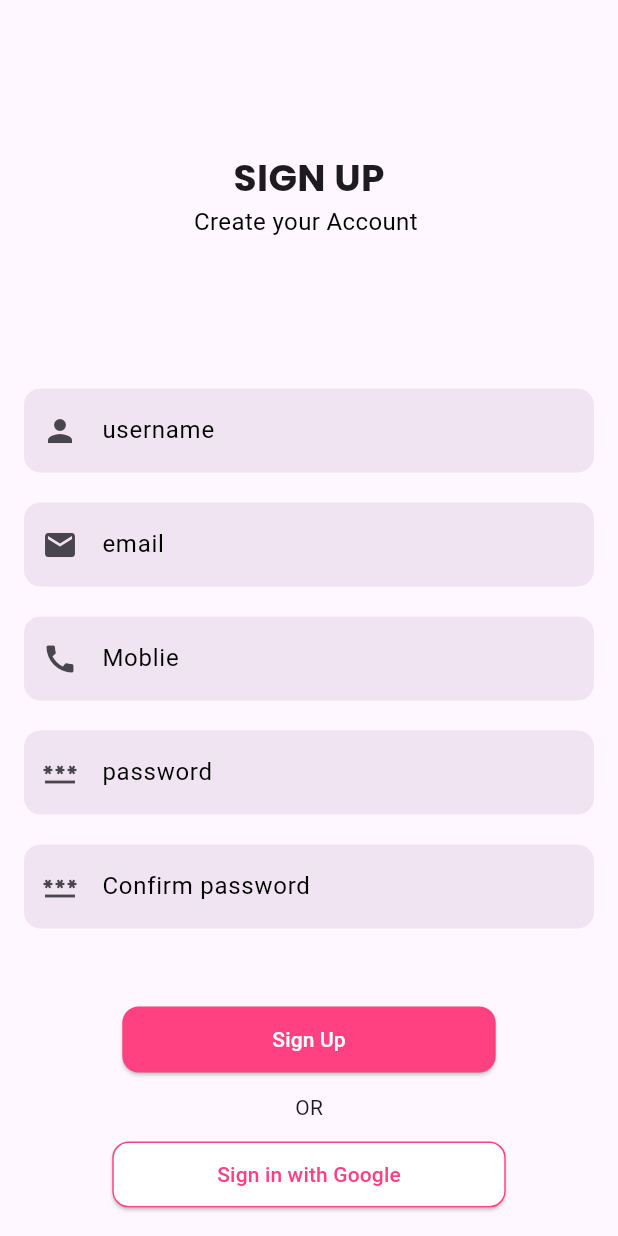
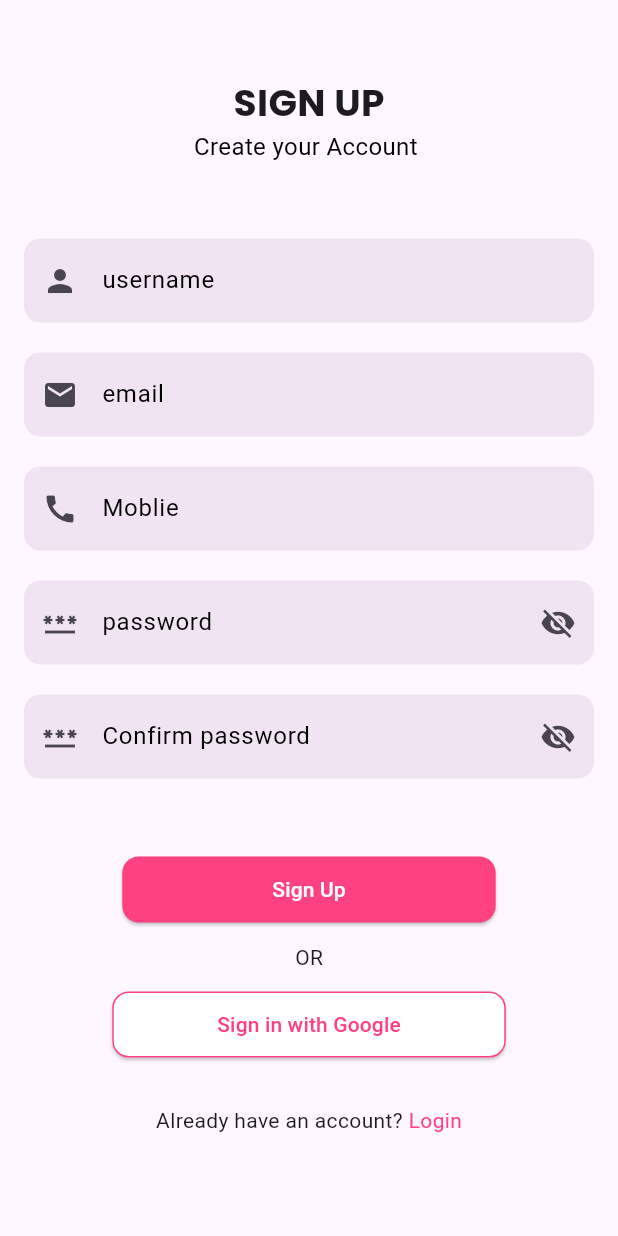
Before and after one commit to aasm0hammad/Expense-Aas-Bloc, a Flutter app: the Signup screen opened by its route, on a phone screen of 412 x 824 dp. Run offline on Flutter 3.47's test engine with Material 3 defaults, Android fonts, the phone set to English and light mode, and no system bars; our stand-ins replace flutter_bloc, font_awesome_flutter, sqflite; accounts and stored records are empty.

Commit message:
User Register error solve

```diff
--- /dev/null
+++ b/devtools_options.yaml
@@ -0,0 +1,3 @@
+description: This file stores settings for Dart & Flutter DevTools.
+documentation: https://docs.flutter.dev/tools/devtools/extensions#configure-extension-enablement-states
+extensions:
--- a/lib/main.dart
+++ b/lib/main.dart
@@ -1,7 +1,7 @@
 import 'package:ass_expense/DataBase/local/DbHelper.dart';
-import 'package:ass_expense/login_signup/register/user_bloc.dart';
 import 'package:ass_expense/routes/app_routes.dart';
 import 'package:ass_expense/ui/home_page.dart';
+import 'package:ass_expense/ui/login_signup/register/user_bloc.dart';
 import 'package:flutter/material.dart';
 import 'package:flutter_bloc/flutter_bloc.dart';
 import 'package:path/path.dart';
--- a/lib/routes/app_routes.dart
+++ b/lib/routes/app_routes.dart
@@ -1,6 +1,7 @@
-import 'package:ass_expense/login_signup/login.dart';
-import 'package:ass_expense/login_signup/singup.dart';
+
 import 'package:ass_expense/ui/home_page.dart';
+import 'package:ass_expense/ui/login_signup/login.dart';
+import 'package:ass_expense/ui/login_signup/singup.dart';
 
 import 'package:ass_expense/ui/splash.dart';
 import 'package:flutter/cupertino.dart';
--- a/lib/ui/home_page.dart
+++ b/lib/ui/home_page.dart
@@ -1,6 +1,6 @@
-import 'package:ass_expense/login_signup/login.dart';
 import 'package:ass_expense/ui/BottomNavigationBar_ui/Nav_Statics.dart';
 import 'package:ass_expense/ui/BottomNavigationBar_ui/nav_home.dart';
+import 'package:ass_expense/ui/login_signup/login.dart';
 
 
 import 'package:flutter/cupertino.dart';
--- a/lib/login_signup/register/user_bloc.dart
+++ b/lib/ui/login_signup/register/user_bloc.dart
@@ -1,8 +1,8 @@
 
 
 import 'package:ass_expense/DataBase/local/DbHelper.dart';
-import 'package:ass_expense/login_signup/register/user_event.dart';
-import 'package:ass_expense/login_signup/register/user_state.dart';
+import 'package:ass_expense/ui/login_signup/register/user_event.dart';
+import 'package:ass_expense/ui/login_signup/register/user_state.dart';
 import 'package:flutter_bloc/flutter_bloc.dart';
 
 class RegisterBloc extends Bloc<RegisterEvent,RegisterState>{
--- a/lib/login_signup/singup.dart
+++ b/lib/ui/login_signup/singup.dart
@@ -1,23 +1,38 @@
 import 'package:ass_expense/DataBase/model/users_model.dart';
-import 'package:ass_expense/login_signup/register/user_bloc.dart';
-import 'package:ass_expense/login_signup/register/user_event.dart';
-import 'package:ass_expense/login_signup/register/user_state.dart';
+
 import 'package:ass_expense/routes/app_routes.dart';
+import 'package:ass_expense/ui/login_signup/register/user_bloc.dart';
+import 'package:ass_expense/ui/login_signup/register/user_event.dart';
+import 'package:ass_expense/ui/login_signup/register/user_state.dart';
 import 'package:flutter/material.dart';
 import 'package:flutter_bloc/flutter_bloc.dart';
-import 'login.dart';
 
-class Signup extends StatelessWidget {
+
+class Signup extends StatefulWidget {
+  @override
+  State<Signup> createState() => _SignupState();
+}
+
+class _SignupState extends State<Signup> {
   TextEditingController nameController = TextEditingController();
+
   TextEditingController emailController = TextEditingController();
+
   TextEditingController phoneController = TextEditingController();
+
   TextEditingController passController = TextEditingController();
+
+  TextEditingController confirmController = TextEditingController();
+
+  bool isLoading= false;
+  bool isPasswordVisible= false;
+  bool isConfirmPasswordVisible= false;
 
   @override
   Widget build(BuildContext context) {
     return Scaffold(
       body: Padding(
-        padding: const EdgeInsets.only(top: 100, left: 16, right: 16),
+        padding: const EdgeInsets.only(top: 50, left: 16, right: 16),
         child: Column(
           children: [
             Center(
@@ -30,62 +45,69 @@ class Signup extends StatelessWidget {
               style: TextStyle(fontSize: 16, color: Colors.black),
             ),
             SizedBox(
-              height: 100,
+              height: 50,
             ),
             user(
                 "username",
                 Icon(
                   Icons.person,
                 ),
-                nameController),
+                nameController,
+                false),
             SizedBox(
               height: 20,
             ),
-            user("email", Icon(Icons.email), emailController),
+            user("email", Icon(Icons.email), emailController, false),
             SizedBox(
               height: 20,
             ),
-            user("Moblie", Icon(Icons.call), phoneController),
+            user("Moblie", Icon(Icons.call), phoneController, false),
             SizedBox(
               height: 20,
             ),
-            user("password", Icon(Icons.password), passController),
+            user("password", Icon(Icons.password), passController, isPasswordVisible,
+                suffixIcon: InkWell(
+                    onTap: (){
+                      setState(() {
+                        isPasswordVisible= !isPasswordVisible;
+                      });
+                    },
+                    child: isPasswordVisible?Icon(Icons.visibility):Icon(Icons.visibility_off))),
             SizedBox(
               height: 20,
             ),
-            user("Confirm password", Icon(Icons.password), passController),
+            user("Confirm password", Icon(Icons.password), confirmController, isConfirmPasswordVisible,
+                suffixIcon: InkWell(
+                    onTap: (){
+                      setState(() {
+                        isConfirmPasswordVisible= !isConfirmPasswordVisible;
+                      });
+                    },
+                    child: isConfirmPasswordVisible?Icon(Icons.visibility):Icon(Icons.visibility_off))),
             SizedBox(
               height: 50,
             ),
-            ElevatedButton(
-              onPressed: () {
-                Navigator.pushReplacementNamed(context, AppRoutes.ROUTE_HOME);
-              },
-              child: Text("Sign Up"),
-              style: ElevatedButton.styleFrom(
-                  backgroundColor: Colors.pinkAccent,
-                  foregroundColor: Colors.white,
-                  shape: RoundedRectangleBorder(
-                    borderRadius: BorderRadius.circular(11),
-                  ),
-                  padding: EdgeInsets.symmetric(horizontal: 100, vertical: 12)),
-            ),
-            SizedBox(
-              height: 11,
-            ),
-            Text("OR"),
-            SizedBox(
-              height: 11,
-            ),
+
             BlocListener<RegisterBloc, RegisterState>(
               listener: (context, state) {
-                if (state is RegisterLoadingState) {}
+                if (state is RegisterLoadingState) {
+                  isLoading =true;
+                  setState(() {
+
+                  });
+
+                }
                 if (state is RegisterFailureState) {
 
-                  ScaffoldMessenger.of(context).showSnackBar(SnackBar(content: Text(state.errorMsg)));
+                  isLoading =false;
+                  setState(() {
 
+                  });
+                  ScaffoldMessenger.of(context)
+                      .showSnackBar(SnackBar(content: Text(state.errorMsg)));
                 }
                 if (state is RegisterSuccessState) {
+                  isLoading =false;
                   Navigator.pop(context);
                   ScaffoldMessenger.of(context).showSnackBar(
                       SnackBar(content: Text("Register Successful...")));
@@ -103,19 +125,44 @@ class Signup extends StatelessWidget {
                               .microsecondsSinceEpoch
                               .toString())));
                 },
-                child: Text("Sign in with Google"),
+                child:isLoading? Row(
+                  children: [
+                    CircularProgressIndicator(),
+                    Text("Registering...")
+                  ],
+                ) :Text("Sign Up"),
                 style: ElevatedButton.styleFrom(
-                    backgroundColor: Colors.white,
-                    foregroundColor: Colors.pinkAccent,
+                    backgroundColor: Colors.pinkAccent,
+                    foregroundColor: Colors.white,
                     shape: RoundedRectangleBorder(
-                        borderRadius: BorderRadius.circular(11),
-                        side: BorderSide(color: Colors.pinkAccent)),
-                    padding:
-                        EdgeInsets.symmetric(horizontal: 70, vertical: 12)),
+                      borderRadius: BorderRadius.circular(11),
+                    ),
+                    padding: EdgeInsets.symmetric(horizontal: 100, vertical: 12)),
               ),
             ),
             SizedBox(
-              height: 50,
+              height: 11,
+            ),
+            Text("OR"),
+            SizedBox(
+              height: 11,
+            ),
+            ElevatedButton(
+              onPressed: () {
+                Navigator.pushNamed(context, AppRoutes.ROUTE_HOME);
+              },
+              child: Text("Sign in with Google"),
+              style:ElevatedButton.styleFrom(
+                  backgroundColor: Colors.white,
+                  foregroundColor: Colors.pinkAccent,
+                  shape: RoundedRectangleBorder(
+                      borderRadius: BorderRadius.circular(11),
+                      side: BorderSide(color: Colors.pinkAccent)),
+                  padding:
+                  EdgeInsets.symmetric(horizontal: 70, vertical: 12)),
+            ),
+            SizedBox(
+              height: 30,
             ),
             InkWell(
               onTap: () {
@@ -135,13 +182,16 @@ class Signup extends StatelessWidget {
     );
   }
 
-  Widget user(String s, Icon icon, controller) {
+  Widget user(String s, Icon preIcon, controller, bool obscureText,
+      {Widget? suffixIcon}) {
     return TextField(
+      obscureText: obscureText,
       controller: controller,
       decoration: InputDecoration(
         hintText: s,
+        suffixIcon: suffixIcon,
         hintStyle: TextStyle(color: Colors.black),
-        prefixIcon: icon,
+        prefixIcon: preIcon,
         filled: true,
         fillColor: Color(0xffF0E4F2),
         focusedBorder: OutlineInputBorder(
```
Also changed, not shown: lib/ui/login_signup/login.dart (renamed from lib/login_signup/login.dart, +67 -61 lines), lib/ui/login_signup/register/user_event.dart (renamed from lib/login_signup/register/user_event.dart), lib/ui/login_signup/register/user_state.dart (renamed from lib/login_signup/register/user_state.dart).
